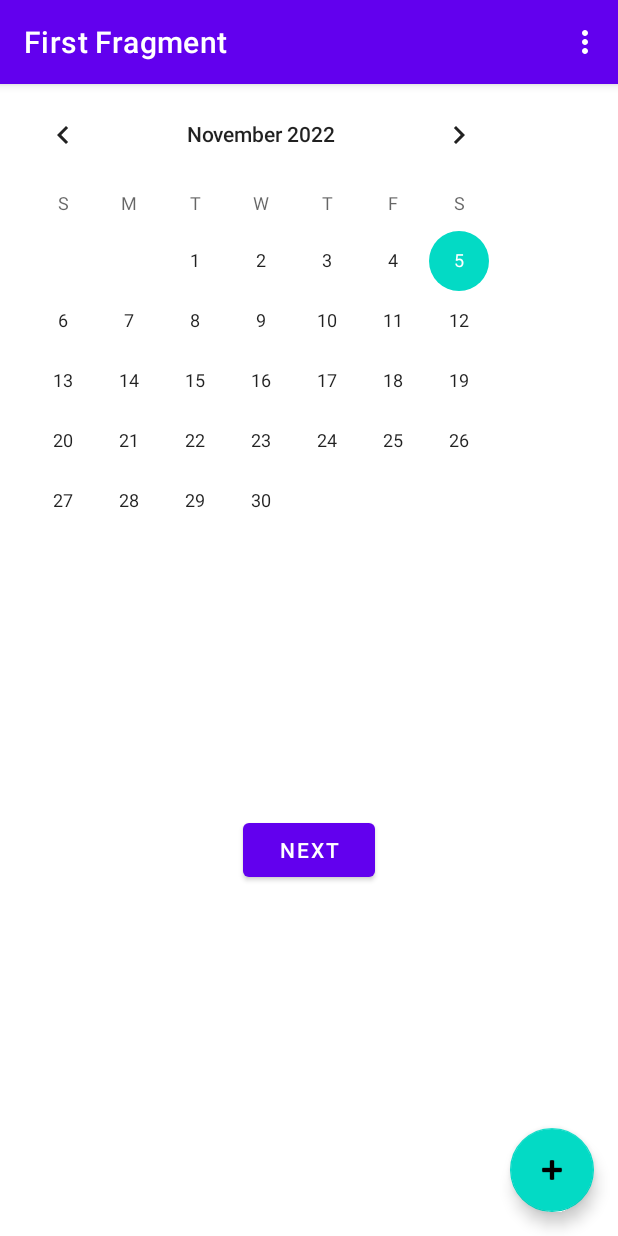
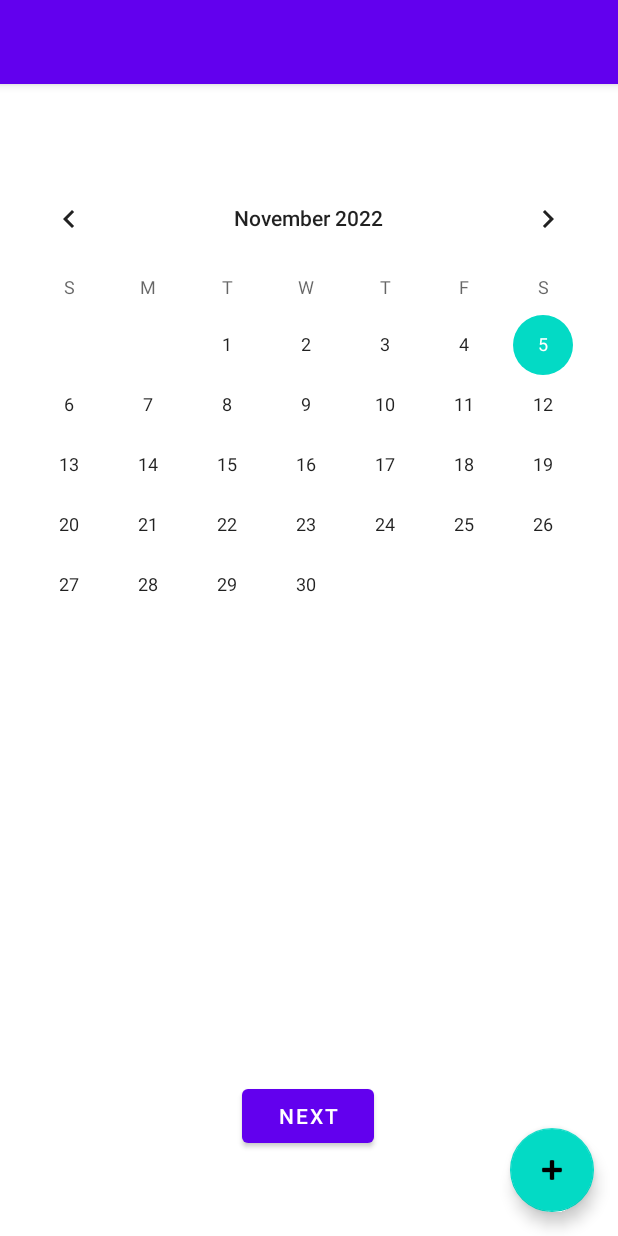
Before and after one commit to farhan-a3/reminder-app-old, an Android app: the screen it shows after launch (MainActivity), on a phone screen of 412 x 824 dp. Run offline under Robolectric (Android 15) with nearby library versions, the phone set to English and light mode, and no system bars; our stand-ins replace navigation-ui.

Commit message:
updated calendar
Can swtich days, still finding how to change months/ yr

```diff
--- a/app/src/main/java/com/example/reminderapp/MainActivity.java
+++ b/app/src/main/java/com/example/reminderapp/MainActivity.java
@@ -4,6 +4,7 @@ import android.os.Bundle;
 
 import com.google.android.material.snackbar.Snackbar;
 
+import androidx.annotation.NonNull;
 import androidx.appcompat.app.AppCompatActivity;
 
 import android.view.View;
@@ -17,8 +18,12 @@ import com.example.reminderapp.databinding.ActivityMainBinding;
 
 import android.view.Menu;
 import android.view.MenuItem;
+import android.widget.CalendarView;
+import android.widget.TextView;
 
 public class MainActivity extends AppCompatActivity {
+    CalendarView calendarview;
+    TextView textView;
 
     private AppBarConfiguration appBarConfiguration;
     private ActivityMainBinding binding;
@@ -26,21 +31,30 @@ public class MainActivity extends AppCompatActivity {
     @Override
     protected void onCreate(Bundle savedInstanceState) {
         super.onCreate(savedInstanceState);
-
-        binding = ActivityMainBinding.inflate(getLayoutInflater());
-        setContentView(binding.getRoot());
-
-        setSupportActionBar(binding.toolbar);
-
-        NavController navController = Navigation.findNavController(this, R.id.nav_host_fragment_content_main);
-        appBarConfiguration = new AppBarConfiguration.Builder(navController.getGraph()).build();
-        NavigationUI.setupActionBarWithNavController(this, navController, appBarConfiguration);
-
-        binding.fab.setOnClickListener(new View.OnClickListener() {
+//
+//        binding = ActivityMainBinding.inflate(getLayoutInflater());
+//        setContentView(binding.getRoot());
+//
+//        setSupportActionBar(binding.toolbar);
+//
+//        NavController navController = Navigation.findNavController(this, R.id.nav_host_fragment_content_main);
+//        appBarConfiguration = new AppBarConfiguration.Builder(navController.getGraph()).build();
+//        NavigationUI.setupActionBarWithNavController(this, navController, appBarConfiguration);
+//
+//        binding.fab.setOnClickListener(new View.OnClickListener() {
+//            @Override
+//            public void onClick(View view) {
+//                Snackbar.make(view, "Replace with your own action", Snackbar.LENGTH_LONG)
+//                        .setAction("Action", null).show();
+            //}
+//        });
+        setContentView(R.layout.activity_main);
+        calendarview = findViewById(R.id.calendarView);
+        calendarview.setOnDateChangeListener(new CalendarView.OnDateChangeListener() {
             @Override
-            public void onClick(View view) {
-                Snackbar.make(view, "Replace with your own action", Snackbar.LENGTH_LONG)
-                        .setAction("Action", null).show();
+            public void onSelectedDayChange(@NonNull CalendarView calendarView, int i, int i1, int i2) {
+                String date = i2+"/"+i1+"/"+i;
+                textView.setText(date);
             }
         });
     }
--- a/app/src/main/res/layout/fragment_first.xml
+++ b/app/src/main/res/layout/fragment_first.xml
@@ -15,11 +15,18 @@
         app:layout_constraintStart_toStartOf="parent"
         app:layout_constraintTop_toTopOf="parent" />
 
+
     <CalendarView
-        android:layout_width="wrap_content"
-        android:layout_height="wrap_content"
-        tools:layout_editor_absoluteX="30dp"
-        tools:layout_editor_absoluteY="103dp" />
+        android:id="@+id/calendarView"
+        android:layout_width="411dp"
+        android:layout_height="322dp"
+        android:layout_marginTop="56dp"
+        app:layout_constraintEnd_toEndOf="parent"
+        app:layout_constraintHorizontal_bias="0.0"
+        app:layout_constraintStart_toStartOf="parent"
+        app:layout_constraintTop_toTopOf="parent">
+
+    </CalendarView>
 
     <Button
         android:id="@+id/button_first"
@@ -28,6 +35,8 @@
         android:text="@string/next"
         app:layout_constraintBottom_toBottomOf="parent"
         app:layout_constraintEnd_toEndOf="parent"
+        app:layout_constraintHorizontal_bias="0.498"
         app:layout_constraintStart_toStartOf="parent"
-        app:layout_constraintTop_toBottomOf="@id/textview_first" />
+        app:layout_constraintTop_toBottomOf="@+id/calendarView"
+        app:layout_constraintVertical_bias="0.836" />
 </androidx.constraintlayout.widget.ConstraintLayout>
```
